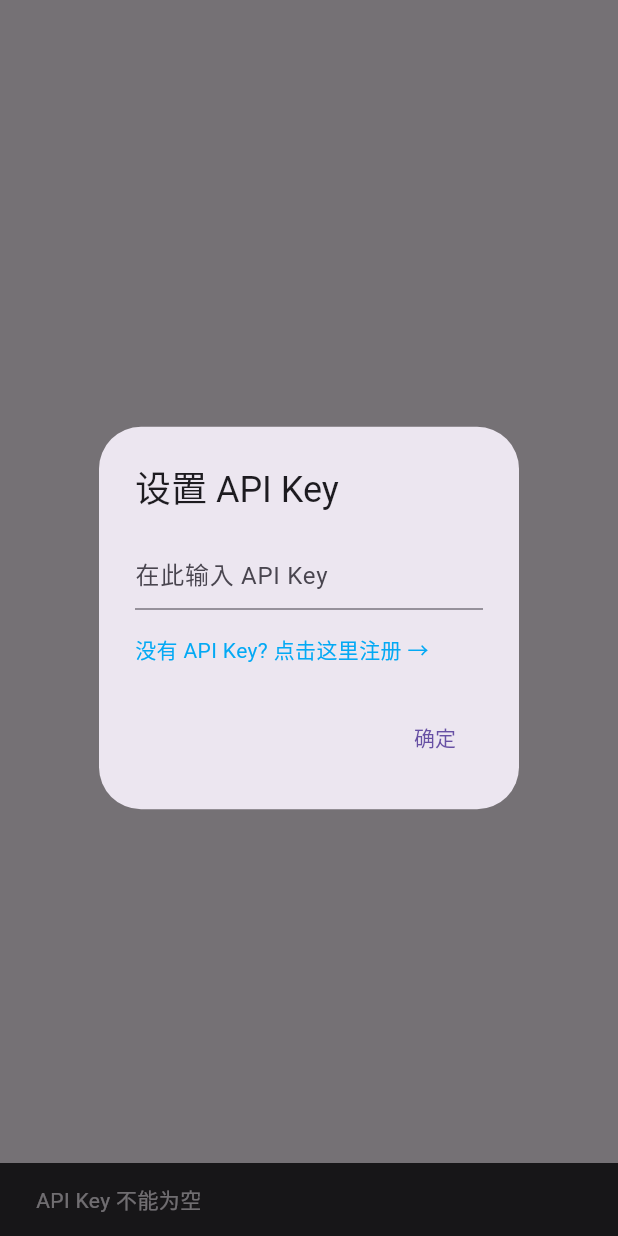
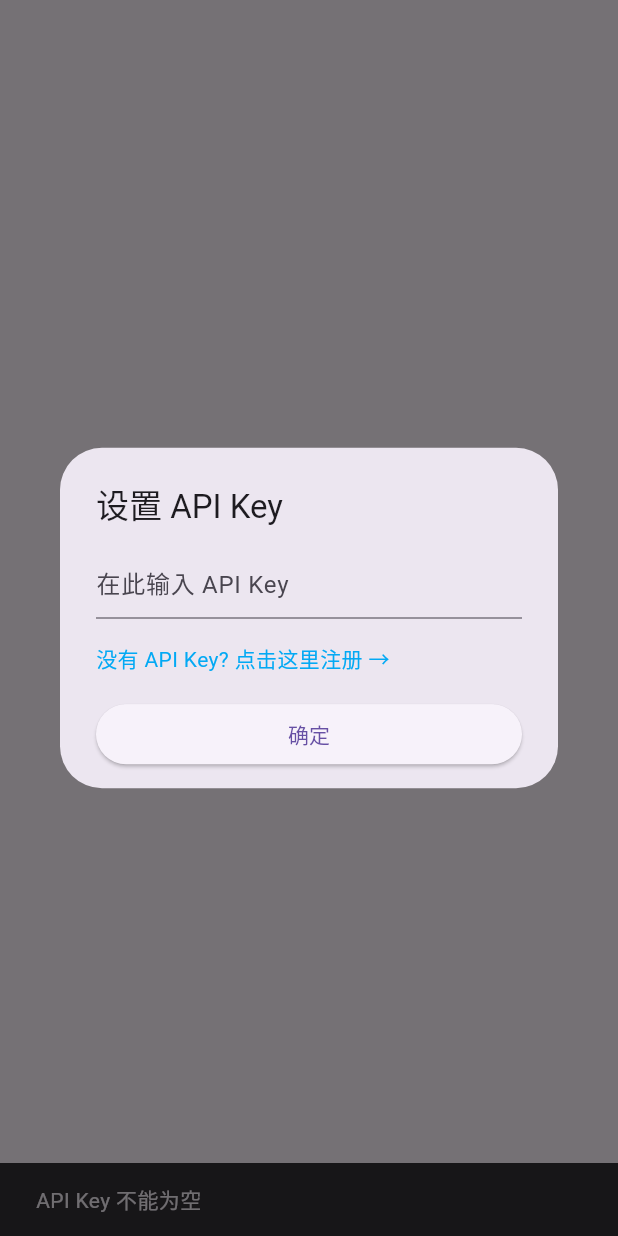
Before and after one commit to lpylpyleo/deepseek_flutter, a Flutter app: the screen it shows after launch, after a tap on "确定", on a phone screen of 412 x 824 dp. Run offline on Flutter 3.47's test engine with Material 3 defaults, Android fonts, the phone set to English and light mode, and no system bars; our stand-ins replace flutter_hooks, hive_flutter, hooks_riverpod, package_info_plus; missing offline and left inert: gpt_markdown, openai_dart; accounts and stored records are empty.

Commit message:
Add model selection and UI improvements
- Introduced LlmModel enum to support multiple DeepSeek models
- Created HighlightButton widget for model selection
- Added DeepSeek R1 model toggle in chat interface
- Refactored error handling with new showSnackBar utility function
- Enhanced text input and button styling
- Extracted common UI components for better modularity

```diff
--- a/lib/main.dart
+++ b/lib/main.dart
@@ -3,6 +3,8 @@ import 'package:flutter_hooks/flutter_hooks.dart';
 import 'package:hooks_riverpod/hooks_riverpod.dart';
 import 'package:openai_dart/openai_dart.dart';
 import 'package:hive_flutter/hive_flutter.dart';
+import 'utils.dart';
+import 'widgets/highlight_button.dart';
 import 'widgets/message_widget.dart';
 import 'widgets/api_key_dialog.dart';
 import 'widgets/app_drawer.dart';
@@ -78,9 +80,7 @@ class ChatPage extends HookConsumerWidget {
           }
           firstAnswerFinished.value = true;
         } catch (e) {
-          ScaffoldMessenger.of(context).showSnackBar(
-            SnackBar(content: Text('发生错误: ${e.toString()}')),
-          );
+          showSnackBar(context, '发生错误: ${e.toString()}');
           print(e);
         } finally {
           responding.value = false;
@@ -172,12 +172,17 @@ class ChatPage extends HookConsumerWidget {
                   responding.value = false;
                   firstAnswerFinished.value = false;
                 },
+                elevation: 1,
+                highlightElevation: 2,
                 icon: const Icon(Icons.delete_outline),
                 label: const Text('清空对话'),
               ),
               Padding(
                 padding: const EdgeInsets.all(16.0),
-                child: Row(
+                child: Column(
+                  crossAxisAlignment: CrossAxisAlignment.start,
+                  children: [
+                    Row(
                       spacing: 16,
                       children: [
                         Expanded(
@@ -188,15 +193,36 @@ class ChatPage extends HookConsumerWidget {
                               }
                             },
                             controller: textController,
-                        decoration: const InputDecoration(
+                            decoration: InputDecoration(
                               hintText: '输入你的消息',
-                          border: OutlineInputBorder(),
+                              contentPadding: const EdgeInsets.symmetric(
+                                horizontal: 16,
+                                vertical: 4,
+                              ),
+                              border: OutlineInputBorder(
+                                borderRadius: BorderRadius.circular(16),
+                              ),
                             ),
                           ),
                         ),
                         ElevatedButton(
-                      onPressed: responding.value ? null : () => sendMessage(),
+                          onPressed:
+                              responding.value ? null : () => sendMessage(),
                           child: const Text('发送'),
+                        ),
+                      ],
+                    ),
+                    const SizedBox(height: 16),
+                    HighlightButton(
+                      icon: Icons.model_training,
+                      label: 'DeepSeek R1',
+                      isSelected: ref.watch(llmModelProvider) == LlmModel.r1,
+                      onPressed: () {
+                        ref.read(llmModelProvider.notifier).state =
+                            ref.read(llmModelProvider) == LlmModel.r1
+                                ? LlmModel.v3
+                                : LlmModel.r1;
+                      },
                     ),
                   ],
                 ),
--- a/lib/providers/client.dart
+++ b/lib/providers/client.dart
@@ -3,6 +3,19 @@ import 'package:hooks_riverpod/hooks_riverpod.dart';
 import 'package:openai_dart/openai_dart.dart';
 
 const deepSeekBaseUrl = 'https://api.deepseek.com';
+
+enum LlmModel {
+  v3(modelId: 'deepseek-chat'),
+  r1(modelId: 'deepseek-reasoner');
+
+  final String modelId;
+
+  const LlmModel({required this.modelId});
+}
+
+final llmModelProvider = StateProvider<LlmModel>((ref) {
+  return LlmModel.v3;
+});
 
 final apiKeyProvider = StateProvider<String?>((ref) {
   final box = Hive.box('settings');
--- a/lib/utils.dart
+++ b/lib/utils.dart
@@ -1,12 +1,16 @@
 import 'package:flutter/material.dart';
 import 'package:flutter/services.dart';
 
-void copyToClipboard(BuildContext context,String item) {
-  Clipboard.setData(ClipboardData(text: item));
-  HapticFeedback.lightImpact(); // 添加轻微震动反馈
+void showSnackBar(BuildContext context, String message) {
   ScaffoldMessenger.of(context).showSnackBar(
-    const SnackBar(
-      content: Text('已复制到剪贴板'),
+    SnackBar(
+      content: Text(message),
     ),
   );
 }
+
+void copyToClipboard(BuildContext context, String item) {
+  Clipboard.setData(ClipboardData(text: item));
+  HapticFeedback.lightImpact(); // 添加轻微震动反馈
+  showSnackBar(context, '已复制到剪贴板');
+}
--- a/lib/widgets/api_key_dialog.dart
+++ b/lib/widgets/api_key_dialog.dart
@@ -4,6 +4,7 @@ import 'package:hooks_riverpod/hooks_riverpod.dart';
 import 'package:hive_flutter/hive_flutter.dart';
 import 'package:url_launcher/url_launcher.dart';
 import '../providers/client.dart';
+import '../utils.dart';
 
 class ApiKeyDialog extends HookConsumerWidget {
   const ApiKeyDialog({super.key});
@@ -13,9 +14,14 @@ class ApiKeyDialog extends HookConsumerWidget {
     final controller = useTextEditingController();
     final mounted = context.mounted;
 
-    return AlertDialog(
+    return SimpleDialog(
       title: const Text('设置 API Key'),
-      content: Column(
+      insetPadding: const EdgeInsets.symmetric(horizontal: 40, vertical: 24),
+      contentPadding: const EdgeInsets.symmetric(horizontal: 24, vertical: 12),
+      children: [
+        SizedBox(
+          width: MediaQuery.of(context).size.width * 0.8,
+          child: Column(
             mainAxisSize: MainAxisSize.min,
             crossAxisAlignment: CrossAxisAlignment.start,
             children: [
@@ -40,14 +46,13 @@ class ApiKeyDialog extends HookConsumerWidget {
               ),
             ],
           ),
-      actions: [
-        TextButton(
+        ),
+        const SizedBox(height: 16),
+        ElevatedButton(
           onPressed: () async {
             if (controller.text.isEmpty) {
               if (!mounted) return;
-              ScaffoldMessenger.of(context).showSnackBar(
-                const SnackBar(content: Text('API Key 不能为空')),
-              );
+              showSnackBar(context, 'API Key 不能为空');
               return;
             }
 
```
Also changed, not shown: lib/widgets/highlight_button.dart (added, +64 -0 lines). Lines whose indentation alone changed are shown as unchanged.
